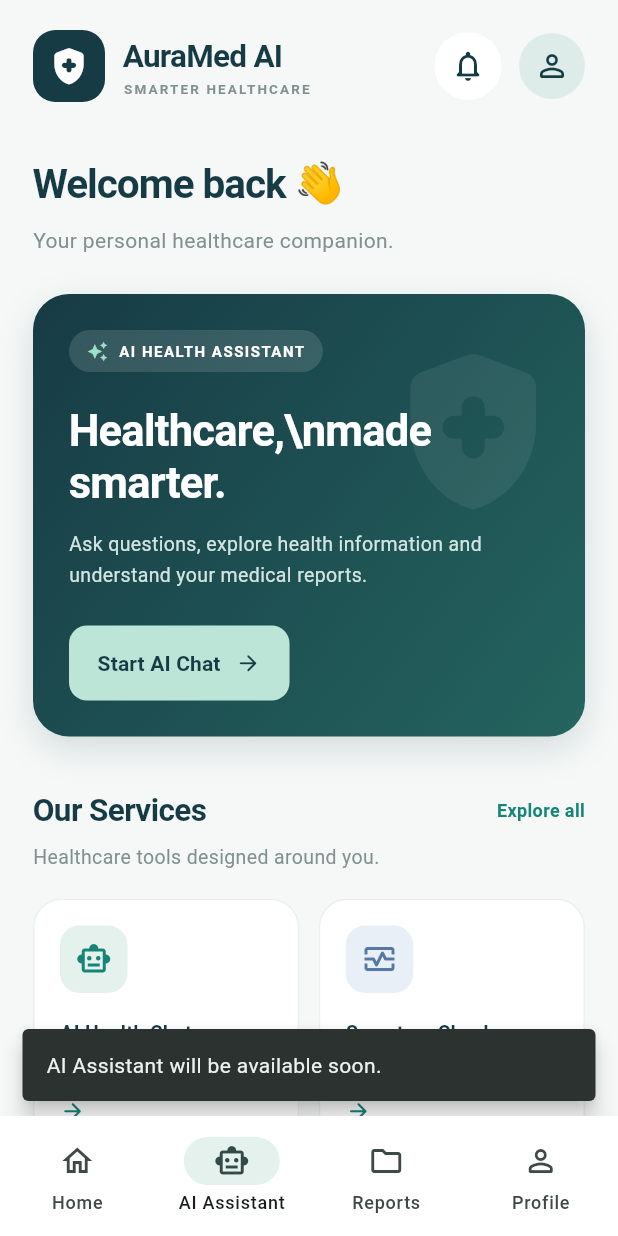
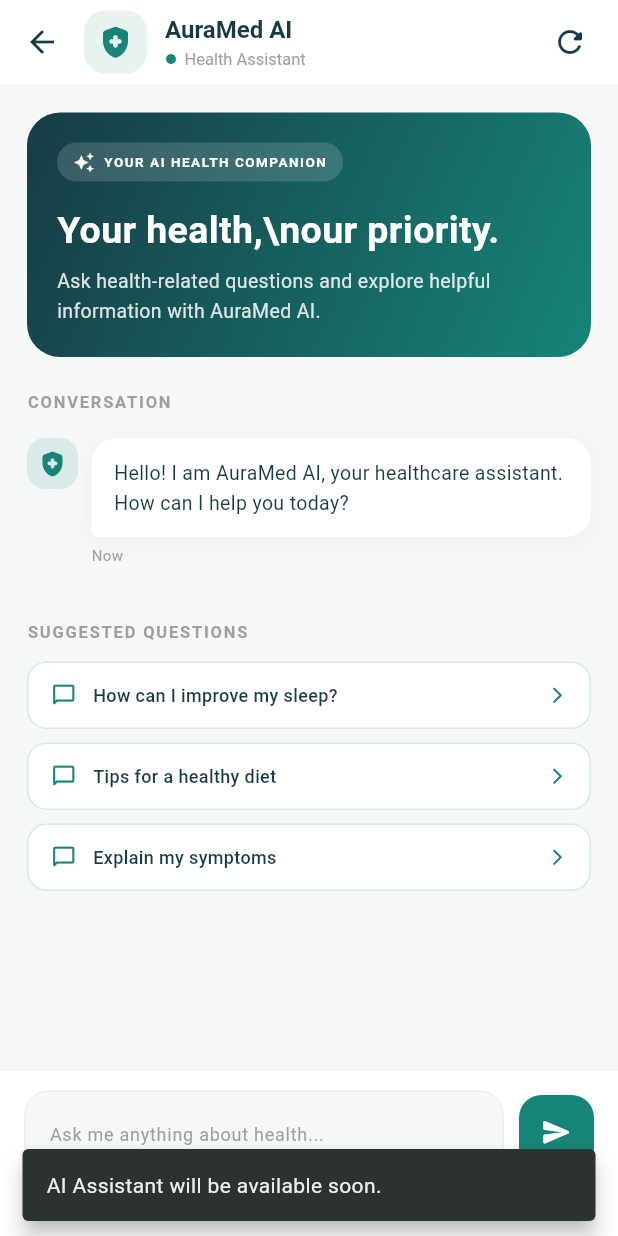
Before and after one commit to JAYED-11/cse4104-7g-t04-auramed-ai, a Flutter app: the screen it shows after launch, item 2 of the bottom bar chosen, after a tap on "Start AI Chat", on a phone screen of 412 x 824 dp. Run offline on Flutter 3.47's test engine with Material 3 defaults, Android fonts, the phone set to English and light mode, and no system bars.

Commit message:
added chat screen

```diff
--- /dev/null
+++ b/frontend/mobile/auramed_app/lib/chat_screen.dart
@@ -0,0 +1,474 @@
+
+import 'package:flutter/material.dart';
+
+class ChatScreen extends StatefulWidget {
+  const ChatScreen({super.key});
+
+  @override
+  State<ChatScreen> createState() => _ChatScreenState();
+}
+
+class _ChatScreenState extends State<ChatScreen> {
+  static const Color navy = Color(0xFF173B45);
+  static const Color emerald = Color(0xFF168477);
+  static const Color background = Color(0xFFF5F8F7);
+
+  final TextEditingController _controller = TextEditingController();
+  final ScrollController _scrollController = ScrollController();
+
+  final List<Map<String, dynamic>> _messages = [
+    {
+      'text':
+          'Hello! I am AuraMed AI, your healthcare assistant. How can I help you today?',
+      'isUser': false,
+      'time': 'Now',
+    },
+  ];
+
+  final List<String> _suggestions = [
+    'How can I improve my sleep?',
+    'Tips for a healthy diet',
+    'Explain my symptoms',
+  ];
+
+  void _sendMessage([String? suggestedMessage]) {
+    final message = suggestedMessage ?? _controller.text.trim();
+
+    if (message.isEmpty) return;
+
+    setState(() {
+      _messages.add({
+        'text': message,
+        'isUser': true,
+        'time': 'Now',
+      });
+
+      _controller.clear();
+
+      // Temporary response until the AI backend is connected.
+      _messages.add({
+        'text':
+            'Thank you for your question! The AI response service will be connected soon. For now, please consult a qualified healthcare professional for medical advice.',
+        'isUser': false,
+        'time': 'Now',
+      });
+    });
+
+    WidgetsBinding.instance.addPostFrameCallback((_) {
+      if (_scrollController.hasClients) {
+        _scrollController.animateTo(
+          _scrollController.position.maxScrollExtent,
+          duration: const Duration(milliseconds: 300),
+          curve: Curves.easeOut,
+        );
+      }
+    });
+  }
+
+  @override
+  void dispose() {
+    _controller.dispose();
+    _scrollController.dispose();
+    super.dispose();
+  }
+
+  @override
+  Widget build(BuildContext context) {
+    return Scaffold(
+      backgroundColor: background,
+      appBar: AppBar(
+        backgroundColor: Colors.white,
+        surfaceTintColor: Colors.white,
+        elevation: 0,
+        leading: IconButton(
+          icon: const Icon(Icons.arrow_back, color: navy),
+          onPressed: () => Navigator.maybePop(context),
+        ),
+        titleSpacing: 0,
+        title: Row(
+          children: [
+            Container(
+              height: 42,
+              width: 42,
+              decoration: BoxDecoration(
+                color: emerald.withValues(alpha: 0.10),
+                borderRadius: BorderRadius.circular(14),
+              ),
+              child: const Icon(
+                Icons.health_and_safety_rounded,
+                color: emerald,
+                size: 25,
+              ),
+            ),
+            const SizedBox(width: 12),
+            const Column(
+              crossAxisAlignment: CrossAxisAlignment.start,
+              children: [
+                Text(
+                  'AuraMed AI',
+                  style: TextStyle(
+                    color: navy,
+                    fontSize: 16,
+                    fontWeight: FontWeight.bold,
+                  ),
+                ),
+                SizedBox(height: 3),
+                Row(
+                  children: [
+                    Icon(Icons.circle, color: emerald, size: 8),
+                    SizedBox(width: 5),
+                    Text(
+                      'Health Assistant',
+                      style: TextStyle(
+                        color: Colors.grey,
+                        fontSize: 11,
+                      ),
+                    ),
+                  ],
+                ),
+              ],
+            ),
+          ],
+        ),
+        actions: [
+          IconButton(
+            onPressed: () {
+              setState(() {
+                _messages.clear();
+                _messages.add({
+                  'text':
+                      'Hello! I am AuraMed AI, your healthcare assistant. How can I help you today?',
+                  'isUser': false,
+                  'time': 'Now',
+                });
+              });
+            },
+            icon: const Icon(Icons.refresh_rounded, color: navy),
+            tooltip: 'New conversation',
+          ),
+          const SizedBox(width: 8),
+        ],
+        bottom: PreferredSize(
+          preferredSize: const Size.fromHeight(1),
+          child: Container(height: 1, color: Colors.grey.shade100),
+        ),
+      ),
+      body: Column(
+        children: [
+          Expanded(
+            child: ListView(
+              controller: _scrollController,
+              padding: const EdgeInsets.all(18),
+              children: [
+                _buildWelcomeCard(),
+                const SizedBox(height: 22),
+
+                const Text(
+                  'CONVERSATION',
+                  style: TextStyle(
+                    color: Colors.grey,
+                    fontSize: 11,
+                    fontWeight: FontWeight.bold,
+                    letterSpacing: 1.2,
+                  ),
+                ),
+                const SizedBox(height: 16),
+
+                ..._messages.map((message) {
+                  return _buildMessage(
+                    message['text'],
+                    message['isUser'],
+                    message['time'],
+                  );
+                }),
+
+                if (_messages.length == 1) ...[
+                  const SizedBox(height: 18),
+                  const Text(
+                    'SUGGESTED QUESTIONS',
+                    style: TextStyle(
+                      color: Colors.grey,
+                      fontSize: 11,
+                      fontWeight: FontWeight.bold,
+                      letterSpacing: 1.2,
+                    ),
+                  ),
+                  const SizedBox(height: 12),
+                  ..._suggestions.map((suggestion) {
+                    return _buildSuggestion(suggestion);
+                  }),
+                ],
+              ],
+            ),
+          ),
+          _buildInputArea(),
+        ],
+      ),
+    );
+  }
+
+  Widget _buildWelcomeCard() {
+    return Container(
+      padding: const EdgeInsets.all(20),
+      decoration: BoxDecoration(
+        gradient: const LinearGradient(
+          colors: [navy, emerald],
+          begin: Alignment.topLeft,
+          end: Alignment.bottomRight,
+        ),
+        borderRadius: BorderRadius.circular(22),
+      ),
+      child: Column(
+        crossAxisAlignment: CrossAxisAlignment.start,
+        children: [
+          Container(
+            padding: const EdgeInsets.symmetric(
+              horizontal: 11,
+              vertical: 6,
+            ),
+            decoration: BoxDecoration(
+              color: Colors.white.withValues(alpha: 0.15),
+              borderRadius: BorderRadius.circular(20),
+            ),
+            child: const Row(
+              mainAxisSize: MainAxisSize.min,
+              children: [
+                Icon(Icons.auto_awesome, color: Colors.white, size: 14),
+                SizedBox(width: 6),
+                Text(
+                  'YOUR AI HEALTH COMPANION',
+                  style: TextStyle(
+                    color: Colors.white,
+                    fontSize: 9,
+                    fontWeight: FontWeight.bold,
+                    letterSpacing: 1,
+                  ),
+                ),
+              ],
+            ),
+          ),
+          const SizedBox(height: 17),
+          const Text(
+            'Your health,\\nour priority.',
+            style: TextStyle(
+              color: Colors.white,
+              fontSize: 25,
+              height: 1.25,
+              fontWeight: FontWeight.bold,
+            ),
+          ),
+          const SizedBox(height: 9),
+          Text(
+            'Ask health-related questions and explore helpful information with AuraMed AI.',
+            style: TextStyle(
+              color: Colors.white.withValues(alpha: 0.85),
+              fontSize: 13,
+              height: 1.5,
+            ),
+          ),
+        ],
+      ),
+    );
+  }
+
+  Widget _buildMessage(String text, bool isUser, String time) {
+    return Padding(
+      padding: const EdgeInsets.only(bottom: 18),
+      child: Row(
+        mainAxisAlignment:
+            isUser ? MainAxisAlignment.end : MainAxisAlignment.start,
+        crossAxisAlignment: CrossAxisAlignment.start,
+        children: [
+          if (!isUser) ...[
+            Container(
+              height: 34,
+              width: 34,
+              decoration: BoxDecoration(
+                color: emerald.withValues(alpha: 0.12),
+                borderRadius: BorderRadius.circular(12),
+              ),
+              child: const Icon(
+                Icons.health_and_safety_rounded,
+                color: emerald,
+                size: 20,
+              ),
+            ),
+            const SizedBox(width: 9),
+          ],
+          Flexible(
+            child: Column(
+              crossAxisAlignment:
+                  isUser ? CrossAxisAlignment.end : CrossAxisAlignment.start,
+              children: [
+                Container(
+                  padding: const EdgeInsets.symmetric(
+                    horizontal: 15,
+                    vertical: 13,
+                  ),
+                  decoration: BoxDecoration(
+                    color: isUser ? navy : Colors.white,
+                    borderRadius: BorderRadius.only(
+                      topLeft: const Radius.circular(17),
+                      topRight: const Radius.circular(17),
+                      bottomLeft: Radius.circular(isUser ? 17 : 5),
+                      bottomRight: Radius.circular(isUser ? 5 : 17),
+                    ),
+                    boxShadow: [
+                      BoxShadow(
+                        color: Colors.black.withValues(alpha: 0.035),
+                        blurRadius: 10,
+                        offset: const Offset(0, 3),
+                      ),
+                    ],
+                  ),
+                  child: Text(
+                    text,
+                    style: TextStyle(
+                      color: isUser ? Colors.white : navy,
+                      fontSize: 13,
+                      height: 1.55,
+                    ),
+                  ),
+                ),
+                const SizedBox(height: 5),
+                Text(
+                  time,
+                  style: const TextStyle(
+                    color: Colors.grey,
+                    fontSize: 10,
+                  ),
+                ),
+              ],
+            ),
+          ),
+          if (isUser) const SizedBox(width: 5),
+        ],
+      ),
+    );
+  }
+
+  Widget _buildSuggestion(String text) {
+    return Padding(
+      padding: const EdgeInsets.only(bottom: 9),
+      child: InkWell(
+        onTap: () => _sendMessage(text),
+        borderRadius: BorderRadius.circular(13),
+        child: Container(
+          width: double.infinity,
+          padding: const EdgeInsets.symmetric(
+            horizontal: 15,
+            vertical: 13,
+          ),
+          decoration: BoxDecoration(
+            color: Colors.white,
+            borderRadius: BorderRadius.circular(13),
+            border: Border.all(color: emerald.withValues(alpha: 0.18)),
+          ),
+          child: Row(
+            children: [
+              const Icon(
+                Icons.chat_bubble_outline_rounded,
+                color: emerald,
+                size: 17,
+              ),
+              const SizedBox(width: 11),
+              Expanded(
+                child: Text(
+                  text,
+                  style: const TextStyle(
+                    color: navy,
+                    fontSize: 12,
+                    fontWeight: FontWeight.w500,
+                  ),
+                ),
+              ),
+              const Icon(
+                Icons.arrow_forward_ios_rounded,
+                color: emerald,
+                size: 13,
+              ),
+            ],
+          ),
+        ),
+      ),
+    );
+  }
+
+  Widget _buildInputArea() {
+    return Container(
+      padding: const EdgeInsets.fromLTRB(16, 13, 16, 18),
+      decoration: BoxDecoration(
+        color: Colors.white,
+        border: Border(
+          top: BorderSide(color: Colors.grey.shade100),
+        ),
+      ),
+      child: SafeArea(
+        top: false,
+        child: Column(
+          children: [
+            Row(
+              children: [
+                Expanded(
+                  child: Container(
+                    decoration: BoxDecoration(
+                      color: background,
+                      borderRadius: BorderRadius.circular(16),
+                      border: Border.all(color: Colors.grey.shade200),
+                    ),
+                    child: TextField(
+                      controller: _controller,
+                      minLines: 1,
+                      maxLines: 4,
+                      textCapitalization: TextCapitalization.sentences,
+                      onSubmitted: (_) => _sendMessage(),
+                      decoration: const InputDecoration(
+                        hintText: 'Ask me anything about health...',
+                        hintStyle: TextStyle(
+                          color: Colors.grey,
+                          fontSize: 12,
+                        ),
+                        border: InputBorder.none,
+                        contentPadding: EdgeInsets.symmetric(
+                          horizontal: 16,
+                          vertical: 15,
+                        ),
+                      ),
+                    ),
+                  ),
+                ),
+                const SizedBox(width: 10),
+                Material(
+                  color: emerald,
+                  borderRadius: BorderRadius.circular(15),
+                  child: InkWell(
+                    onTap: _sendMessage,
+                    borderRadius: BorderRadius.circular(15),
+                    child: const SizedBox(
+                      height: 50,
+                      width: 50,
+                      child: Icon(
+                        Icons.send_rounded,
+                        color: Colors.white,
+                        size: 21,
+                      ),
+                    ),
+                  ),
+                ),
+              ],
+            ),
+            const SizedBox(height: 10),
+            const Text(
+              'AuraMed AI provides informational support, not a medical diagnosis.',
+              textAlign: TextAlign.center,
+              style: TextStyle(
+                color: Colors.grey,
+                fontSize: 9,
+              ),
+            ),
+          ],
+        ),
+      ),
+    );
+  }
+}
--- a/frontend/mobile/auramed_app/lib/main.dart
+++ b/frontend/mobile/auramed_app/lib/main.dart
@@ -1,4 +1,4 @@
-
+import 'chat_screen.dart';
 import 'package:flutter/material.dart';
 
 void main() {
@@ -270,8 +270,14 @@ class _DashboardScreenState extends State<DashboardScreen> {
                             const SizedBox(height: 23),
 
                             ElevatedButton(
-                              onPressed: () =>
-                                  showComingSoon('AI Health Chat'),
+                              onPressed: () {
+                                Navigator.push(
+                                 context,
+                                 MaterialPageRoute(
+                                  builder: (context) => const ChatScreen(),
+                                 ),
+                               );
+                             },
                               style: ElevatedButton.styleFrom(
                                 backgroundColor: const Color(0xFFBCE5D8),
                                 foregroundColor: dark,
```
Also changed, not shown: 1 other file.
